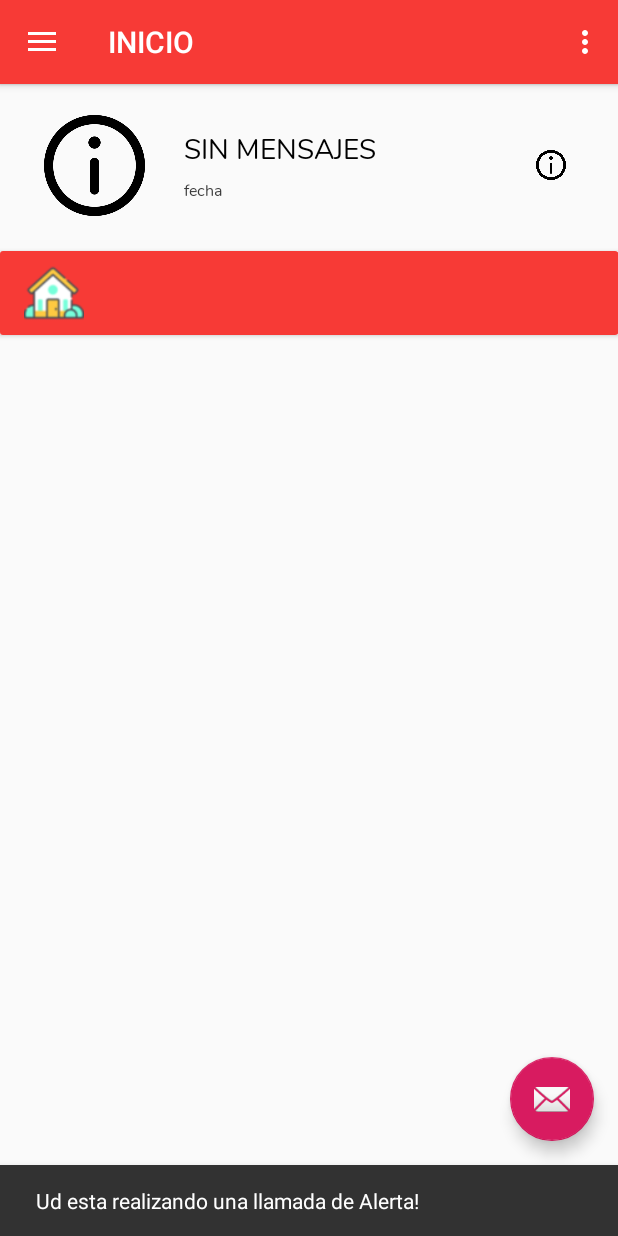
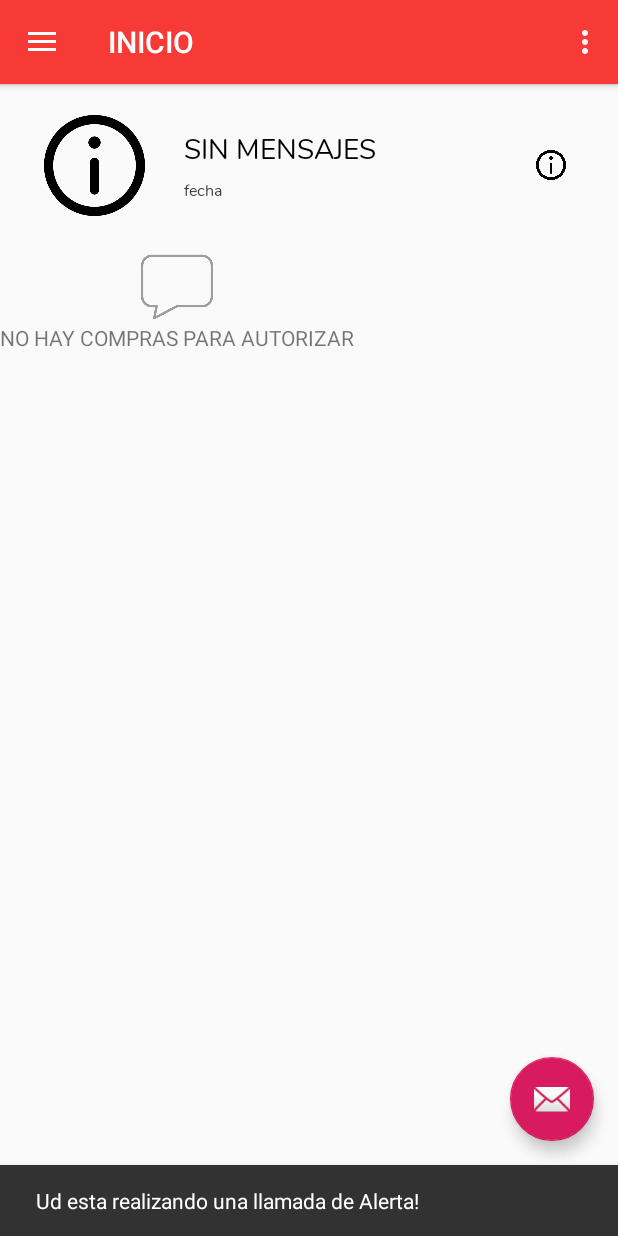
Before and after one commit to bouchef/TuBolsilloApp, an Android app: the fragment FragmentAutorizarCompra placed in its activity, after a tap on an icon or button, on a phone screen of 412 x 824 dp. Run offline under Robolectric (Android 15) with nearby library versions, the phone set to English and light mode, and no system bars; our stand-ins replace ButterKnife; 2 statements that could not run were skipped; 2 other taps on this screen came first.

Commit message:
V2.1 - facu

```diff
--- a/app/src/main/res/layout/activity_autorizar_tutor.xml
+++ b/app/src/main/res/layout/activity_autorizar_tutor.xml
@@ -43,17 +43,38 @@
 
     </androidx.cardview.widget.CardView>-->
 
-        <androidx.cardview.widget.CardView
-            android:layout_width="match_parent"
-            android:layout_height="wrap_content">
 
-            <include layout="@layout/toolbar_inferior" />
-        </androidx.cardview.widget.CardView>
 
         <LinearLayout
             android:layout_width="match_parent"
             android:layout_height="549dp"
             android:orientation="vertical">
+
+            <LinearLayout
+                android:id="@+id/empty_state_container"
+                android:layout_width="wrap_content"
+                android:layout_height="wrap_content"
+                android:layout_centerHorizontal="true"
+                android:layout_centerVertical="true"
+                android:orientation="vertical">
+
+                <ImageView
+                    android:id="@+id/image_empty_state"
+                    android:layout_width="48dp"
+                    android:layout_height="48dp"
+                    android:layout_gravity="center"
+                    android:tint="#9E9E9E"
+                    app:srcCompat="@drawable/conversation"
+                    tools:visibility="gone" />
+
+                <TextView
+                    android:id="@+id/text_empty_state"
+                    android:layout_width="wrap_content"
+                    android:layout_height="wrap_content"
+                    android:layout_gravity="center"
+                    android:text="NO HAY COMPRAS PARA AUTORIZAR"
+                    tools:visibility="gone" />
+            </LinearLayout>
 
             <ListView
                 android:id="@+id/mi_lista"
```
Also changed, not shown: app/src/main/java/com/example/bouchef/tubolsillo/FragmentAutorizarCompra.java (+45 -39 lines).
